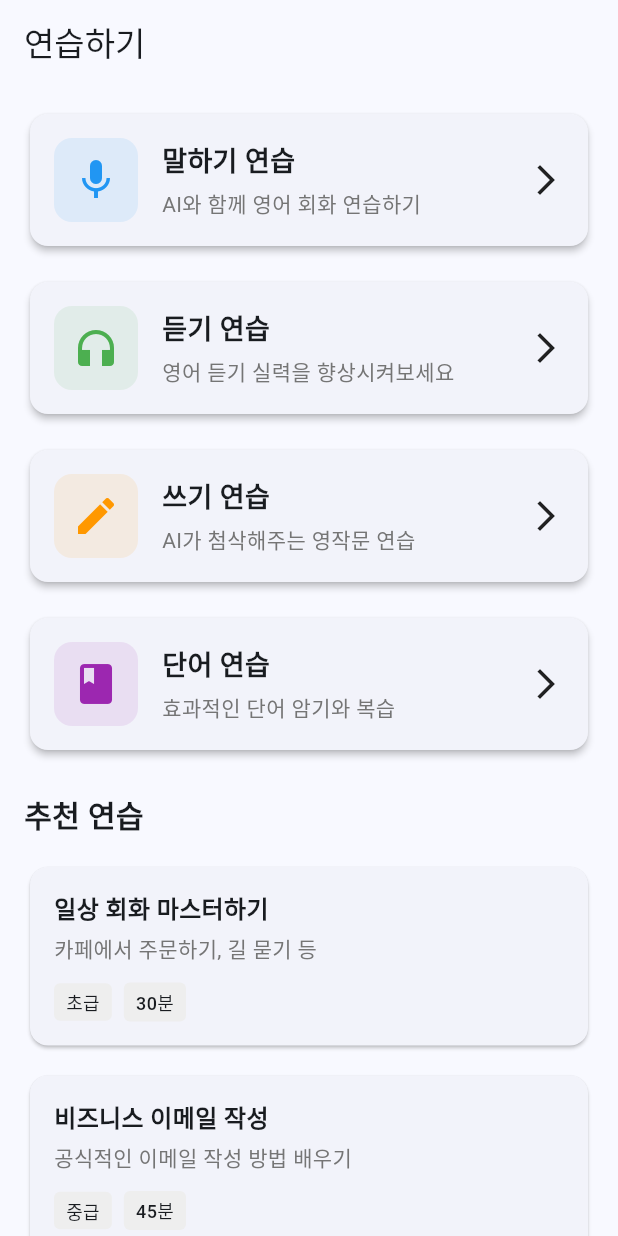
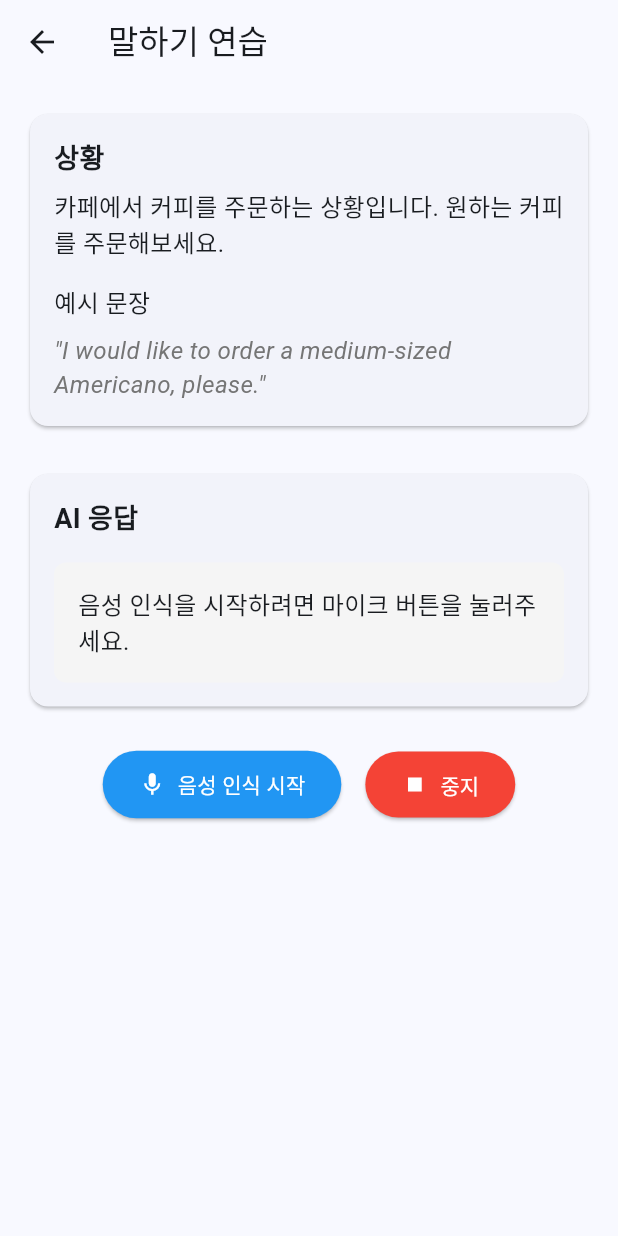
Before and after one commit to inma06/en_learning_for_AI, a Flutter app: the PracticeScreen screen opened directly, after a tap on "말하기 연습", on a phone screen of 412 x 824 dp. Run offline on Flutter 3.47's test engine with Material 3 defaults, Android fonts, the phone set to English and light mode, and no system bars; our stand-ins replace flutter_riverpod, freezed_annotation, hive_flutter, shared_preferences; accounts and stored records are empty.

```diff
--- a/lib/features/home/presentation/screens/practice_screen.dart
+++ b/lib/features/home/presentation/screens/practice_screen.dart
@@ -1,5 +1,6 @@
 import 'package:flutter/material.dart';
 import 'package:flutter_riverpod/flutter_riverpod.dart';
+import '../../../../features/practice/presentation/screens/speaking_practice_screen.dart';
 
 class PracticeScreen extends ConsumerWidget {
   const PracticeScreen({super.key});
@@ -19,7 +20,12 @@ class PracticeScreen extends ConsumerWidget {
             icon: Icons.mic,
             color: Colors.blue,
             onTap: () {
-              // TODO: 말하기 연습 화면으로 이동
+              Navigator.push(
+                context,
+                MaterialPageRoute(
+                  builder: (context) => const SpeakingPracticeScreen(),
+                ),
+              );
             },
           ),
           const SizedBox(height: 16),
--- /dev/null
+++ b/lib/features/practice/presentation/providers/speaking_practice_provider.dart
@@ -0,0 +1,61 @@
+import 'package:flutter_riverpod/flutter_riverpod.dart';
+import 'package:freezed_annotation/freezed_annotation.dart';
+
+part 'speaking_practice_provider.freezed.dart';
+
+@freezed
+class SpeakingPracticeState with _$SpeakingPracticeState {
+  const factory SpeakingPracticeState({
+    @Default(false) bool isRecording,
+    @Default(false) bool isProcessing,
+    String? userSpeech,
+    String? aiResponse,
+    String? error,
+  }) = _SpeakingPracticeState;
+}
+
+class SpeakingPracticeNotifier extends StateNotifier<SpeakingPracticeState> {
+  SpeakingPracticeNotifier() : super(const SpeakingPracticeState());
+
+  Future<void> startRecording() async {
+    state = state.copyWith(
+      isRecording: true,
+      error: null,
+    );
+    // TODO: 음성 인식 시작
+  }
+
+  Future<void> stopRecording() async {
+    state = state.copyWith(
+      isRecording: false,
+      isProcessing: true,
+    );
+    // TODO: 음성 인식 중지 및 OpenAI API 호출
+  }
+
+  void setUserSpeech(String speech) {
+    state = state.copyWith(
+      userSpeech: speech,
+    );
+  }
+
+  void setAiResponse(String response) {
+    state = state.copyWith(
+      aiResponse: response,
+      isProcessing: false,
+    );
+  }
+
+  void setError(String error) {
+    state = state.copyWith(
+      error: error,
+      isRecording: false,
+      isProcessing: false,
+    );
+  }
+}
+
+final speakingPracticeProvider =
+    StateNotifierProvider<SpeakingPracticeNotifier, SpeakingPracticeState>(
+  (ref) => SpeakingPracticeNotifier(),
+);
--- /dev/null
+++ b/lib/features/practice/presentation/screens/speaking_practice_screen.dart
@@ -0,0 +1,149 @@
+import 'package:flutter/material.dart';
+import 'package:flutter_riverpod/flutter_riverpod.dart';
+
+class SpeakingPracticeScreen extends ConsumerWidget {
+  const SpeakingPracticeScreen({super.key});
+
+  @override
+  Widget build(BuildContext context, WidgetRef ref) {
+    return Scaffold(
+      appBar: AppBar(
+        title: const Text('말하기 연습'),
+      ),
+      body: Padding(
+        padding: const EdgeInsets.all(16.0),
+        child: Column(
+          crossAxisAlignment: CrossAxisAlignment.stretch,
+          children: [
+            _buildScenarioCard(),
+            const SizedBox(height: 24),
+            _buildUserResponseCard(),
+            const SizedBox(height: 24),
+            _buildControlButtons(),
+          ],
+        ),
+      ),
+    );
+  }
+
+  Widget _buildScenarioCard() {
+    return Card(
+      child: Padding(
+        padding: const EdgeInsets.all(16.0),
+        child: Column(
+          crossAxisAlignment: CrossAxisAlignment.start,
+          children: [
+            const Text(
+              '상황',
+              style: TextStyle(
+                fontSize: 18,
+                fontWeight: FontWeight.bold,
+              ),
+            ),
+            const SizedBox(height: 8),
+            const Text(
+              '카페에서 커피를 주문하는 상황입니다. 원하는 커피를 주문해보세요.',
+              style: TextStyle(fontSize: 16),
+            ),
+            const SizedBox(height: 16),
+            const Text(
+              '예시 문장',
+              style: TextStyle(
+                fontSize: 16,
+                fontWeight: FontWeight.w500,
+              ),
+            ),
+            const SizedBox(height: 8),
+            Text(
+              '"I would like to order a medium-sized Americano, please."',
+              style: TextStyle(
+                fontSize: 16,
+                color: Colors.grey[600],
+                fontStyle: FontStyle.italic,
+              ),
+            ),
+          ],
+        ),
+      ),
+    );
+  }
+
+  Widget _buildUserResponseCard() {
+    return Card(
+      child: Padding(
+        padding: const EdgeInsets.all(16.0),
+        child: Column(
+          crossAxisAlignment: CrossAxisAlignment.start,
+          children: [
+            const Text(
+              'AI 응답',
+              style: TextStyle(
+                fontSize: 18,
+                fontWeight: FontWeight.bold,
+              ),
+            ),
+            const SizedBox(height: 16),
+            Container(
+              padding: const EdgeInsets.all(16),
+              decoration: BoxDecoration(
+                color: Colors.grey[100],
+                borderRadius: BorderRadius.circular(8),
+              ),
+              child: const Text(
+                '음성 인식을 시작하려면 마이크 버튼을 눌러주세요.',
+                style: TextStyle(fontSize: 16),
+              ),
+            ),
+          ],
+        ),
+      ),
+    );
+  }
+
+  Widget _buildControlButtons() {
+    return Row(
+      mainAxisAlignment: MainAxisAlignment.center,
+      children: [
+        _buildControlButton(
+          icon: Icons.mic,
+          label: '음성 인식 시작',
+          onPressed: () {
+            // TODO: 음성 인식 시작
+          },
+        ),
+        const SizedBox(width: 16),
+        _buildControlButton(
+          icon: Icons.stop,
+          label: '중지',
+          onPressed: () {
+            // TODO: 음성 인식 중지
+          },
+          color: Colors.red,
+        ),
+      ],
+    );
+  }
+
+  Widget _buildControlButton({
+    required IconData icon,
+    required String label,
+    required VoidCallback onPressed,
+    Color color = Colors.blue,
+  }) {
+    return ElevatedButton.icon(
+      onPressed: onPressed,
+      icon: Icon(icon, color: Colors.white),
+      label: Text(
+        label,
+        style: const TextStyle(color: Colors.white),
+      ),
+      style: ElevatedButton.styleFrom(
+        backgroundColor: color,
+        padding: const EdgeInsets.symmetric(
+          horizontal: 24,
+          vertical: 12,
+        ),
+      ),
+    );
+  }
+}
```
Also changed, not shown: lib/features/practice/presentation/providers/speaking_practice_provider.freezed.dart (added).
